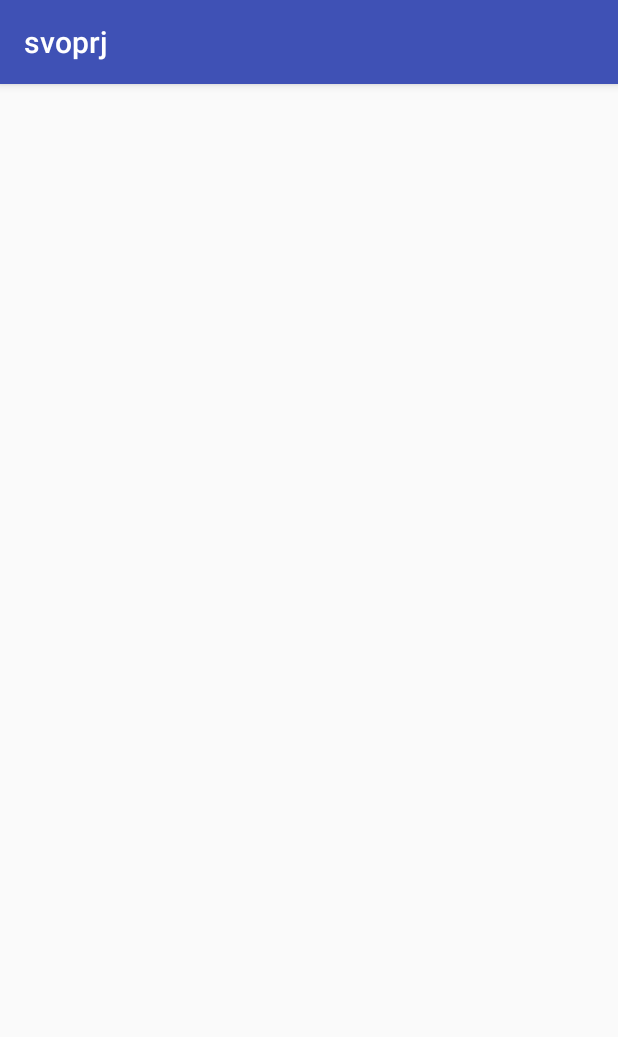
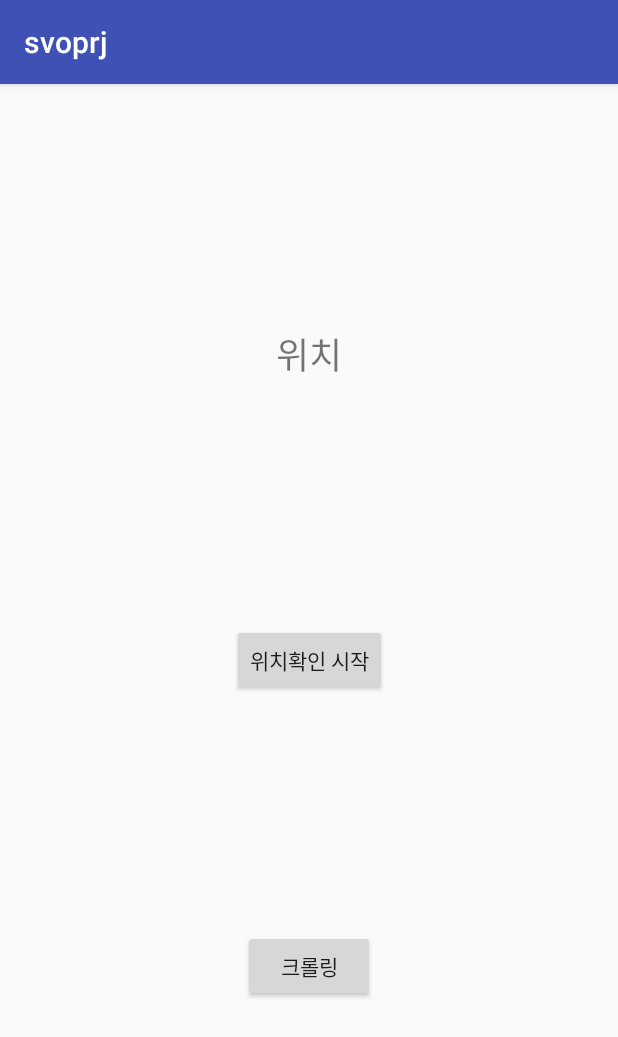
Before and after one commit to sgcs11/project1, an Android app: the screen it shows after launch (quicksolve), after a tap on "빠른장애해결", on a phone screen of 412 x 824 dp. Shown: the top 1037 px of the screen. Run offline under Robolectric (Android 15) with nearby library versions, the phone set to English and light mode, and no system bars.

Commit message:
2018.02.05 - DK

```diff
--- a/app/build.gradle
+++ b/app/build.gradle
@@ -19,10 +19,11 @@ android {
 }
 
 dependencies {
-    implementation fileTree(dir: 'libs', include: ['*.jar'])
+    implementation fileTree(include: ['*.jar'], dir: 'libs')
     implementation 'com.android.support:appcompat-v7:26.1.0'
     implementation 'com.android.support.constraint:constraint-layout:1.0.2'
     testImplementation 'junit:junit:4.12'
     androidTestImplementation 'com.android.support.test:runner:0.5'
     androidTestImplementation 'com.android.support.test.espresso:espresso-core:3.0.1'
+    implementation files('libs/jsoup-1.11.2.jar')
 }
--- /dev/null
+++ b/app/src/main/java/com/example/joachanghwa/svoprj/globalValueActivity.java
@@ -0,0 +1,38 @@
+package com.example.joachanghwa.svoprj;
+
+import android.app.Application;
+
+/**
+ * Created by DK on 2018-02-02.
+ */
+
+public class globalValueActivity extends Application {
+
+    private String gValue;
+
+    @Override
+    public void onCreate(){
+
+        gValue = "";
+        super.onCreate();
+    }
+
+    @Override
+    public void onTerminate(){
+
+        super.onTerminate();
+    }
+
+    // 다른 class에서 전역변수 참조
+    public String getGlobalValue(){
+
+        return gValue;
+    }
+
+    // 다른 class에서 변경한 값을 전역변수에 저장
+    public void setGlobalValue(String mValue){
+
+        this.gValue = "" + mValue;
+    }
+
+}
--- a/app/src/main/java/com/example/joachanghwa/svoprj/quickteam.java
+++ b/app/src/main/java/com/example/joachanghwa/svoprj/quickteam.java
@@ -58,6 +58,7 @@ public class quickteam  extends Activity implements AdapterView.OnItemClickListe
                 customAdapter.notifyDataSetChanged();
             }
         };
+
         new AlertDialog.Builder(this).setTitle("projectsvo")
                 .setMessage(Html.fromHtml(message))
                 .setPositiveButton("삭제",deleteListener)
@@ -85,6 +86,8 @@ public class quickteam  extends Activity implements AdapterView.OnItemClickListe
             }
             break;
 
+            case R.id.btnEdit:
+                Toast.makeText(this, "테스트", Toast.LENGTH_SHORT);
         }
     }
 
--- a/app/src/main/res/layout/activity_quicksolve.xml
+++ b/app/src/main/res/layout/activity_quicksolve.xml
@@ -6,4 +6,46 @@ android:layout_width="match_parent"
 android:layout_height="match_parent"
 tools:context="com.example.joachanghwa.svoprj.quicksolve">
 
+    <Button
+        android:id="@+id/whereButton"
+        android:layout_width="wrap_content"
+        android:layout_height="wrap_content"
+        android:layout_marginBottom="8dp"
+        android:layout_marginEnd="8dp"
+        android:layout_marginStart="8dp"
+        android:layout_marginTop="8dp"
+        android:text="위치확인 시작"
+        app:layout_constraintBottom_toBottomOf="parent"
+        app:layout_constraintEnd_toEndOf="parent"
+        app:layout_constraintStart_toStartOf="parent"
+        app:layout_constraintTop_toTopOf="parent" />
+
+    <TextView
+        android:id="@+id/whereText"
+        android:layout_width="wrap_content"
+        android:layout_height="wrap_content"
+        android:layout_marginBottom="8dp"
+        android:layout_marginEnd="8dp"
+        android:layout_marginStart="8dp"
+        android:layout_marginTop="8dp"
+        android:text="위치"
+        android:textSize="24dp"
+        app:layout_constraintBottom_toTopOf="@+id/whereButton"
+        app:layout_constraintEnd_toEndOf="parent"
+        app:layout_constraintStart_toStartOf="parent"
+        app:layout_constraintTop_toTopOf="parent" />
+
+    <Button
+        android:id="@+id/crawlButton"
+        android:layout_width="wrap_content"
+        android:layout_height="wrap_content"
+        android:layout_marginBottom="8dp"
+        android:layout_marginEnd="8dp"
+        android:layout_marginStart="8dp"
+        android:layout_marginTop="8dp"
+        android:text="크롤링"
+        app:layout_constraintBottom_toBottomOf="parent"
+        app:layout_constraintEnd_toEndOf="parent"
+        app:layout_constraintStart_toStartOf="parent"
+        app:layout_constraintTop_toBottomOf="@+id/whereButton" />
 </android.support.constraint.ConstraintLayout>
```
Also changed, not shown: app/src/main/AndroidManifest.xml (+8 -0 lines), app/src/main/java/com/example/joachanghwa/svoprj/crowlActivity.java (added, +96 -0 lines), app/src/main/java/com/example/joachanghwa/svoprj/quicksolve.java (+135 -0 lines), app/src/main/res/layout/activity_crowl.xml (added, +26 -0 lines).
